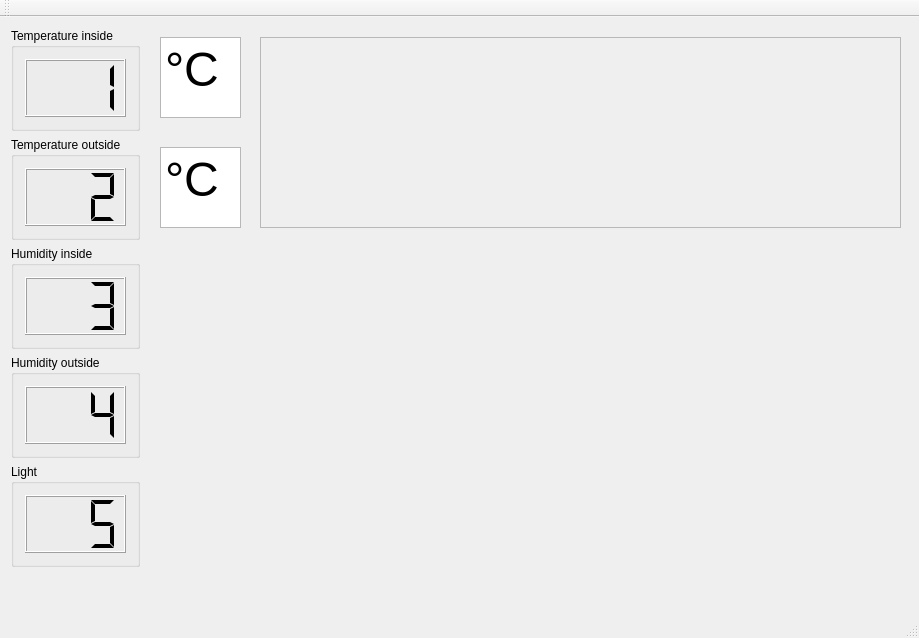
EmilRyberg/SSP-Greenhouse, file QT Interface/QTInterface/mainwindow.ui: the form before one commit.
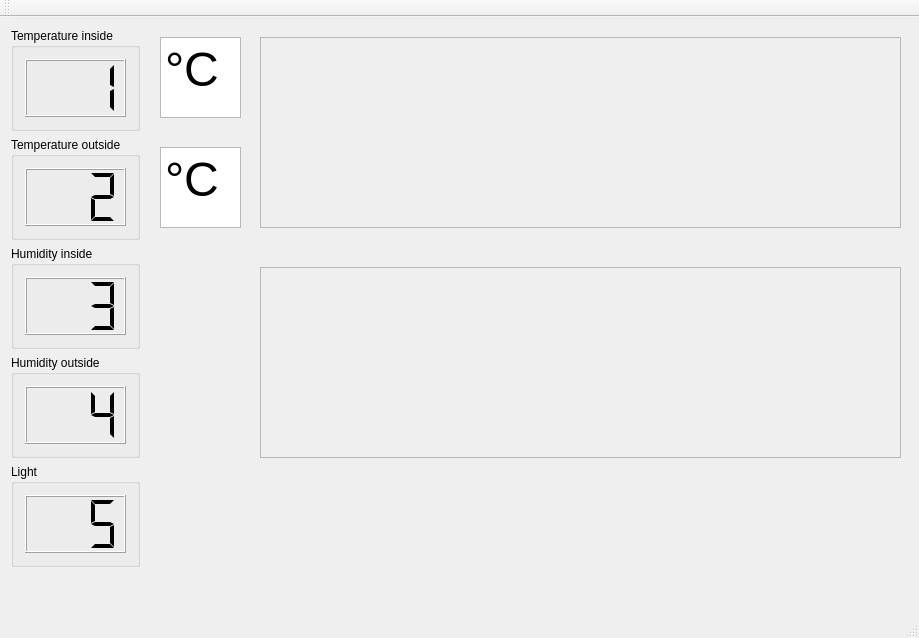
The form after the commit.

Commit message: Added graph for humidity, and maybe the possibility to have 2 plots in a graph.

Diff of the .ui file:
```diff
--- a/QT Interface/QTInterface/mainwindow.ui
+++ b/QT Interface/QTInterface/mainwindow.ui
@@ -201,6 +201,22 @@
      <enum>QFrame::Raised</enum>
     </property>
    </widget>
+   <widget class="QFrame" name="humidityFrame">
+    <property name="geometry">
+     <rect>
+      <x>260</x>
+      <y>250</y>
+      <width>641</width>
+      <height>191</height>
+     </rect>
+    </property>
+    <property name="frameShape">
+     <enum>QFrame::StyledPanel</enum>
+    </property>
+    <property name="frameShadow">
+     <enum>QFrame::Raised</enum>
+    </property>
+   </widget>
   </widget>
   <widget class="QMenuBar" name="menuBar">
    <property name="geometry">
```
Left out of the diff: 6 changed lines with no effect on the pictures. The commit also changes 6 other files.
